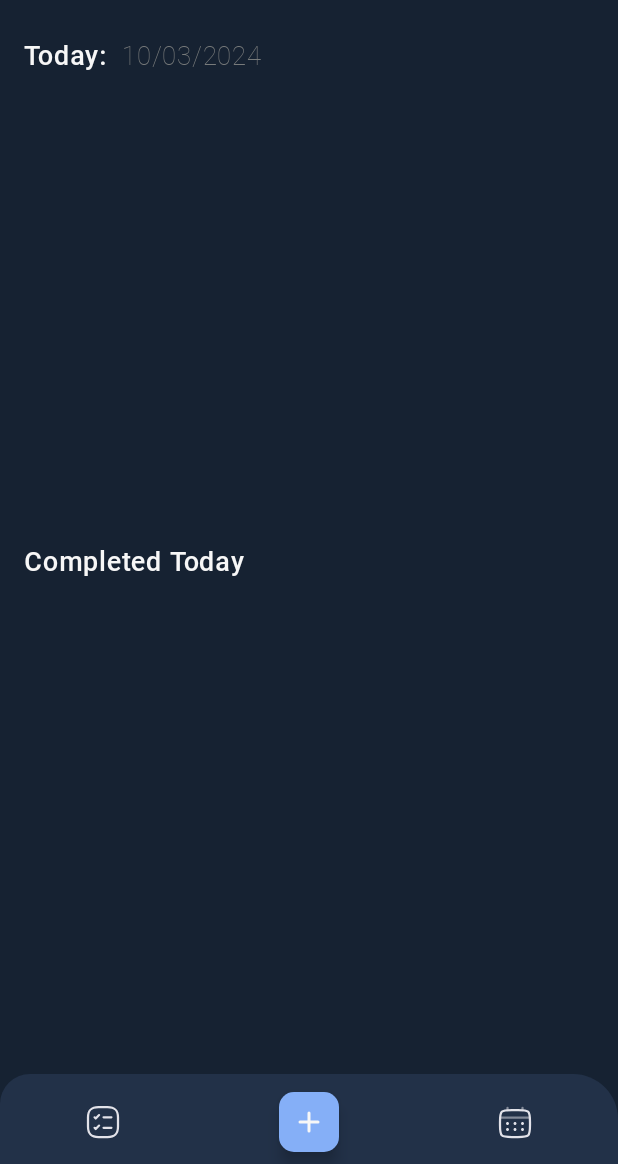
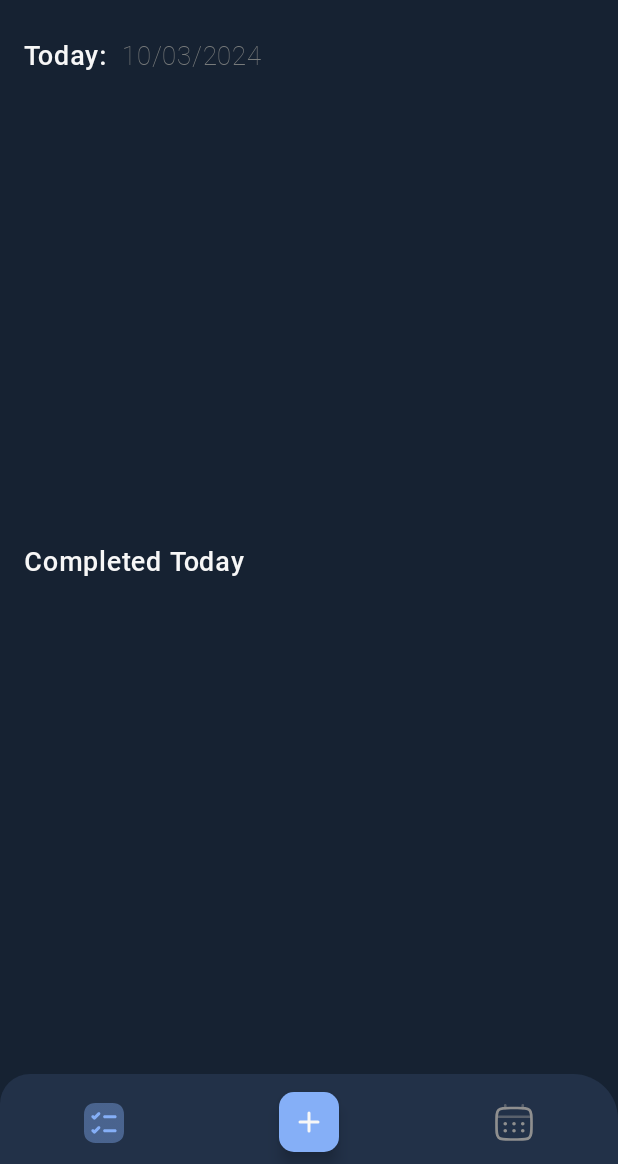
Before and after one commit to BRBXGIT/TodoApp, an Android app built with Jetpack Compose: the MainScreen screen opened through its navigation route, on a phone screen of 412 x 824 dp, the part 72-1236 px from its top. Run offline under Robolectric (Android 15) with nearby library versions, the phone set to English and light mode, and no system bars; our stand-ins replace Dagger/Hilt's generated code, Firebase (no records; nobody signed in at launch, a user with empty details on screens opened directly), accompanist; pictures from the network do not load.

Commit message:
app is almost created, need to fix some bugs

```diff
--- a/app/src/main/java/com/example/besttodolist/MainActivity.kt
+++ b/app/src/main/java/com/example/besttodolist/MainActivity.kt
@@ -3,12 +3,15 @@ package com.example.besttodolist
 import android.os.Bundle
 import androidx.activity.ComponentActivity
 import androidx.activity.compose.setContent
+import androidx.compose.foundation.background
+import androidx.compose.foundation.layout.Box
+import androidx.compose.foundation.layout.fillMaxSize
+import androidx.compose.ui.Modifier
 import androidx.compose.ui.graphics.Color
 import androidx.navigation.compose.rememberNavController
 import com.example.besttodolist.presentation.nav_bar.NavGraph
 import com.example.besttodolist.presentation.sign_in.GoogleAuthUiClient
 import com.example.besttodolist.ui.theme.BestTodoListTheme
-import com.google.accompanist.systemuicontroller.rememberSystemUiController
 import dagger.hilt.android.AndroidEntryPoint
 import javax.inject.Inject
 
--- a/app/src/main/java/com/example/besttodolist/presentation/main_screen/TodoItem.kt
+++ b/app/src/main/java/com/example/besttodolist/presentation/main_screen/TodoItem.kt
@@ -28,6 +28,7 @@ import androidx.compose.ui.draw.clip
 import androidx.compose.ui.draw.shadow
 import androidx.compose.ui.graphics.Color
 import androidx.compose.ui.res.painterResource
+import androidx.compose.ui.text.style.TextOverflow
 import androidx.compose.ui.unit.dp
 import androidx.compose.ui.unit.sp
 import androidx.hilt.navigation.compose.hiltViewModel
@@ -91,7 +92,7 @@ fun LazyItemScope.TodoItem(
                 verticalArrangement = Arrangement.Center,
                 horizontalAlignment = Alignment.Start
             ) {
-                Text(text = title, fontSize = 16.sp, color = Color(0xfff7f7f7))
+                Text(text = title, fontSize = 16.sp, color = Color(0xfff7f7f7), maxLines = 1, overflow = TextOverflow.Ellipsis)
                 Text(text = date, fontSize = 12.sp, color = Color(0xffc17015))
             }
         }
@@ -200,7 +201,7 @@ fun LazyItemScope.CompletedTodoItem(
                 verticalArrangement = Arrangement.Center,
                 horizontalAlignment = Alignment.Start
             ) {
-                Text(text = title, fontSize = 16.sp, color = Color(0x9049608a))
+                Text(text = title, fontSize = 16.sp, color = Color(0x9049608a), maxLines = 1, overflow = TextOverflow.Ellipsis)
                 Text(text = date, fontSize = 12.sp, color = Color(0x9049608a))
             }
         }
--- a/app/src/main/java/com/example/besttodolist/presentation/nav_bar/BottomBar.kt
+++ b/app/src/main/java/com/example/besttodolist/presentation/nav_bar/BottomBar.kt
@@ -1,7 +1,9 @@
 package com.example.besttodolist.presentation.nav_bar
 
 import android.annotation.SuppressLint
+import android.util.Log
 import androidx.compose.foundation.clickable
+import androidx.compose.foundation.interaction.MutableInteractionSource
 import androidx.compose.foundation.layout.Arrangement
 import androidx.compose.foundation.layout.Column
 import androidx.compose.foundation.layout.PaddingValues
@@ -28,11 +30,13 @@ import androidx.compose.material3.rememberModalBottomSheetState
 import androidx.compose.runtime.Composable
 import androidx.compose.runtime.getValue
 import androidx.compose.runtime.mutableStateOf
+import androidx.compose.runtime.remember
 import androidx.compose.runtime.rememberCoroutineScope
 import androidx.compose.runtime.saveable.rememberSaveable
 import androidx.compose.runtime.setValue
 import androidx.compose.ui.Alignment
 import androidx.compose.ui.Modifier
+import androidx.compose.ui.composed
 import androidx.compose.ui.draw.clip
 import androidx.compose.ui.draw.shadow
 import androidx.compose.ui.graphics.Color
@@ -62,6 +66,8 @@ fun BottomBar(
     var openAddTodoSheet by rememberSaveable { mutableStateOf(false) }
     val scope = rememberCoroutineScope()
     val addTodoSheetState = rememberModalBottomSheetState()
+
+    val currentDestination = navController.currentDestination?.route.toString()
 
     if(openAddTodoSheet) {
         //Modal sheet for creating to_do
@@ -189,16 +195,33 @@ fun BottomBar(
             horizontalArrangement = Arrangement.SpaceAround
         ) {
             //Home icon
+            if(currentDestination == "main_screen") {
+                Icon(
+                    painter = painterResource(id = R.drawable.ic_home_filled),
+                    contentDescription = "Home icon",
+                    tint = Color(0xff85aff7),
+                    modifier = Modifier
+                        .size(28.dp)
+                        .noRippleClickable {
+                            navController.navigate("main_screen")
+                        }
+                )
+            } else {
                 Icon(
                     painter = painterResource(id = R.drawable.ic_home_outlined),
                     contentDescription = "Home icon",
-                modifier = Modifier.clickable { navController.navigate("main_screen") }
+                    tint = Color(0xff8f8f8f),
+                    modifier = Modifier
+                        .size(28.dp)
+                        .noRippleClickable {
+                            navController.navigate("main_screen")
+                        }
                 )
+            }
 
             //Icon for open modal sheet
             FloatingActionButton(
                 onClick = {
-                    scope.launch { addTodoSheetState.expand() }
                     openAddTodoSheet = true
                 },
                 contentColor = Color(0xfff7f7f7),
@@ -211,11 +234,37 @@ fun BottomBar(
             }
 
             //Calendar icon
+            if(currentDestination == "calendar_screen") {
+                Icon(
+                    painter = painterResource(id = R.drawable.ic_calendar_filled),
+                    contentDescription = "Calendar icon",
+                    tint = Color(0xff85aff7),
+                    modifier = Modifier
+                        .size(28.dp)
+                        .noRippleClickable {
+                            navController.navigate("calendar_screen")
+                        }
+                )
+            } else {
                 Icon(
                     painter = painterResource(id = R.drawable.ic_calendar_outlined),
                     contentDescription = "Calendar icon",
-                modifier = Modifier.clickable { navController.navigate("calendar_screen") }
+                    tint = Color(0xff8f8f8f),
+                    modifier = Modifier
+                        .size(28.dp)
+                        .noRippleClickable {
+                            navController.navigate("calendar_screen")
+                        }
                 )
             }
         }
     }
+}
+
+//Modifier extension for clicking without ripple
+fun Modifier.noRippleClickable(onClick: () -> Unit): Modifier = composed {
+    clickable(indication = null,
+        interactionSource = remember { MutableInteractionSource() }) {
+        onClick()
+    }
+}
--- a/app/src/main/java/com/example/besttodolist/presentation/nav_bar/NavGraph.kt
+++ b/app/src/main/java/com/example/besttodolist/presentation/nav_bar/NavGraph.kt
@@ -7,6 +7,8 @@ import androidx.activity.result.IntentSenderRequest
 import androidx.activity.result.contract.ActivityResultContracts
 import androidx.compose.animation.EnterTransition
 import androidx.compose.animation.ExitTransition
+import androidx.compose.animation.core.tween
+import androidx.compose.animation.slideInHorizontally
 import androidx.compose.runtime.Composable
 import androidx.compose.runtime.LaunchedEffect
 import androidx.compose.runtime.getValue
@@ -47,7 +49,7 @@ fun NavGraph(
 
     NavHost(
         navController = navController,
-        startDestination = startDestination,
+        startDestination = "main_screen",
         enterTransition = { EnterTransition.None },
         exitTransition = { ExitTransition.None }
     ) {
--- a/app/src/main/java/com/example/besttodolist/presentation/shared_viewModels/SharedVMCalendarMainScreens.kt
+++ b/app/src/main/java/com/example/besttodolist/presentation/shared_viewModels/SharedVMCalendarMainScreens.kt
@@ -12,6 +12,8 @@ class SharedVMCalendarMainScreens: ViewModel() {
 
     var selectedDate: Long = LocalDateTime.now().toMillis()
 
+    var isVisible = false
+
     //Used in main screen to check does today date corresponds to chosen date
     val todayDate: String = LocalDateTime.now().format(formatter)
 
--- a/app/src/main/java/com/example/besttodolist/presentation/sign_in/SignInScreen.kt
+++ b/app/src/main/java/com/example/besttodolist/presentation/sign_in/SignInScreen.kt
@@ -169,7 +169,7 @@ fun SignInScreen(
 
             //Sign in with github button
             Button(
-                onClick = {},
+                onClick = onSignInClick,
                 modifier = Modifier
                     .fillMaxWidth()
                     .height(50.dp),
```
Also changed, not shown: app/src/main/java/com/example/besttodolist/presentation/calendar_screen/CalendarScreen.kt (+17 -2 lines), app/src/main/res/drawable/ic_choose_date.xml (deleted, +0 -7 lines), app/src/main/res/drawable/ic_choose_time.xml (deleted, +0 -12 lines), app/src/main/res/drawable/calendar_screen_illustration.png (deleted). Lines whose indentation alone changed are shown as unchanged.
